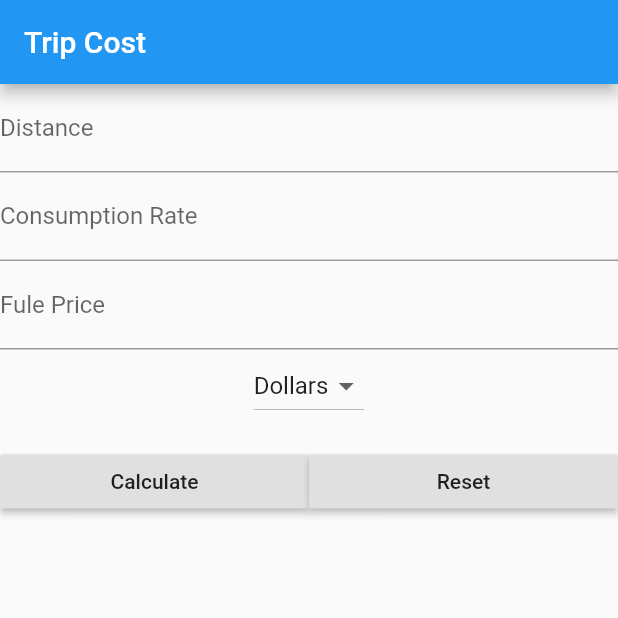
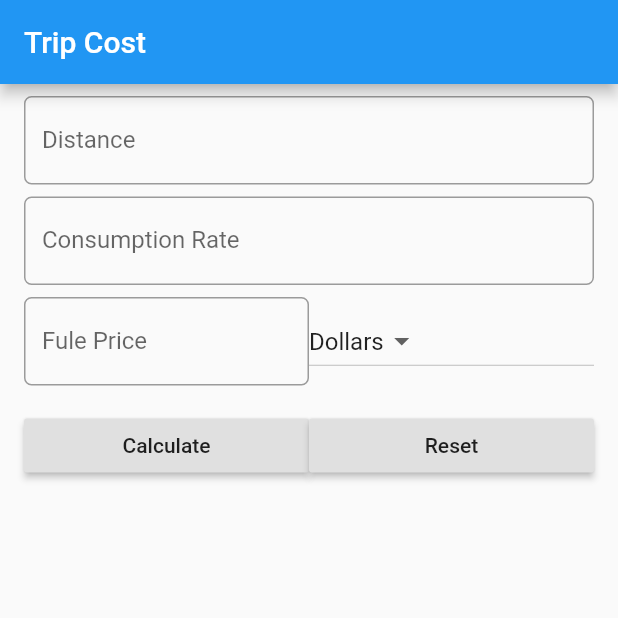
Before and after one commit to sippitechnologies/flutterlearning, a Flutter app: the screen it shows after launch, on a phone screen of 412 x 824 dp, the top half of it. Run offline on Flutter 3.47's test engine with Material 2 defaults, Android fonts, the phone set to English and light mode, and no system bars.

Commit message:
Done with Trip Calculator App

```diff
--- a/fundamentalflutter/helloworldapp/lib/apps/tripcostcalculator/tipcalcualorhome.dart
+++ b/fundamentalflutter/helloworldapp/lib/apps/tripcostcalculator/tipcalcualorhome.dart
@@ -18,27 +18,50 @@ class _TripCostHomeState extends State<TripCostHome> {
         appBar: AppBar(
           title: Text('Trip Cost'),
         ),
-      body: Column(
+        body: (Container(
+            padding: EdgeInsets.only(left: 16, right: 16),
+            child: Column(
               children: [
-          TextField(
+                Padding(
+                  child: TextField(
                     controller: distancecontroller,
                     keyboardType: TextInputType.number,
-            decoration:
-                InputDecoration(labelText: "Distance", hintText: "eg 14"),
+                    decoration: InputDecoration(
+                        labelText: "Distance",
+                        hintText: "eg 14",
+                        border: OutlineInputBorder(
+                            borderRadius: BorderRadius.circular(5.0))),
                   ),
-          TextField(
+                  padding: EdgeInsets.only(top: 8),
+                ),
+                Padding(
+                  child: TextField(
                     controller: consumptioncontroller,
                     keyboardType: TextInputType.number,
                     decoration: InputDecoration(
-                labelText: "Consumption Rate", hintText: "eg 14"),
+                        labelText: "Consumption Rate",
+                        hintText: "eg 14",
+                        border: OutlineInputBorder(
+                            borderRadius: BorderRadius.circular(5.0))),
                   ),
-          TextField(
+                  padding: EdgeInsets.only(top: 8),
+                ),
+                Padding(
+                  child: Row(
+                    children: [
+                      Expanded(
+                        child: TextField(
                           controller: ratecontroller,
                           keyboardType: TextInputType.number,
-            decoration:
-                InputDecoration(labelText: "Fule Price", hintText: "eg 14"),
+                          decoration: InputDecoration(
+                              labelText: "Fule Price",
+                              hintText: "eg 14",
+                              border: OutlineInputBorder(
+                                  borderRadius: BorderRadius.circular(5.0))),
                         ),
-          DropdownButton(
+                      ),
+                      Expanded(
+                        child: DropdownButton(
                           value: currency,
                           onChanged: (value) {
                             setState(() {
@@ -53,6 +76,11 @@ class _TripCostHomeState extends State<TripCostHome> {
                               );
                             },
                           ).toList(),
+                        ),
+                      )
+                    ],
+                  ),
+                  padding: EdgeInsets.only(top: 8),
                 ),
                 Text(calculatedPrice),
                 Row(
@@ -72,8 +100,7 @@ class _TripCostHomeState extends State<TripCostHome> {
                   ],
                 )
               ],
-      ),
-    );
+            ))));
   }
 
   void calCulate() {
@@ -92,6 +119,7 @@ class _TripCostHomeState extends State<TripCostHome> {
       ratecontroller.text = "";
       consumptioncontroller.text = "";
       currency = 'Dollars';
+      calculatedPrice = '';
     });
   }
 }
```
Lines whose indentation alone changed are shown as unchanged.
